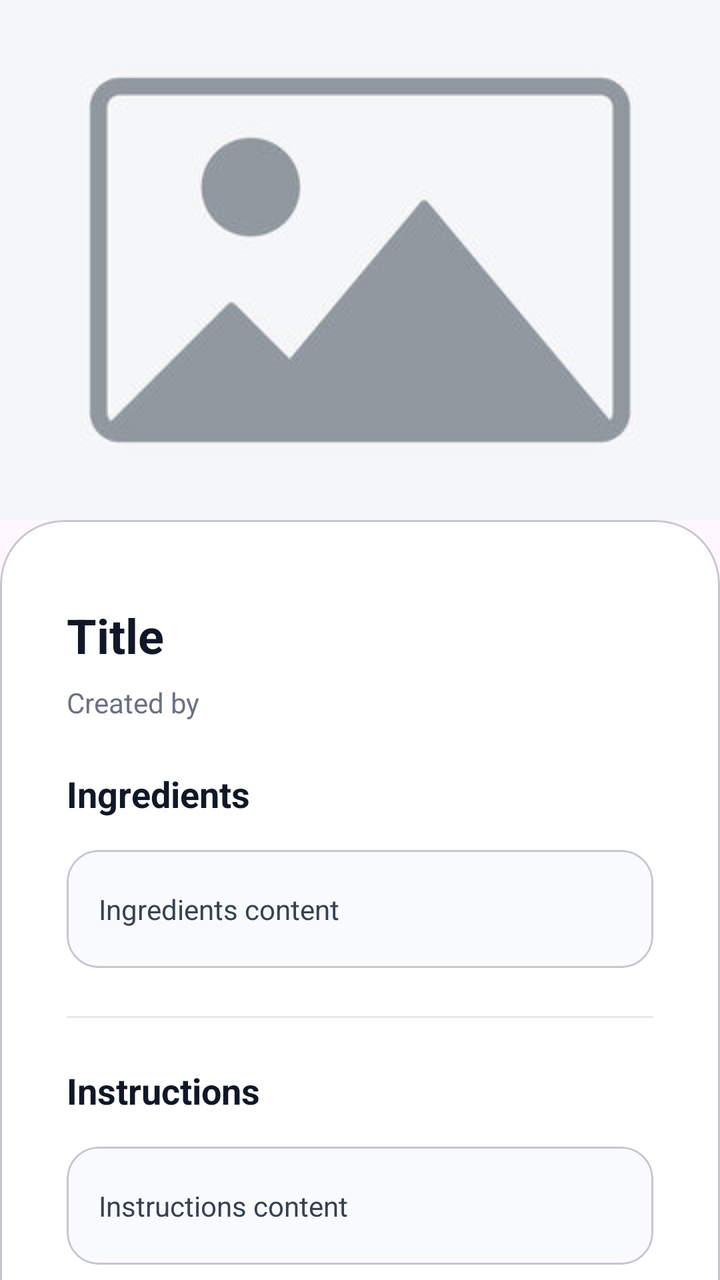
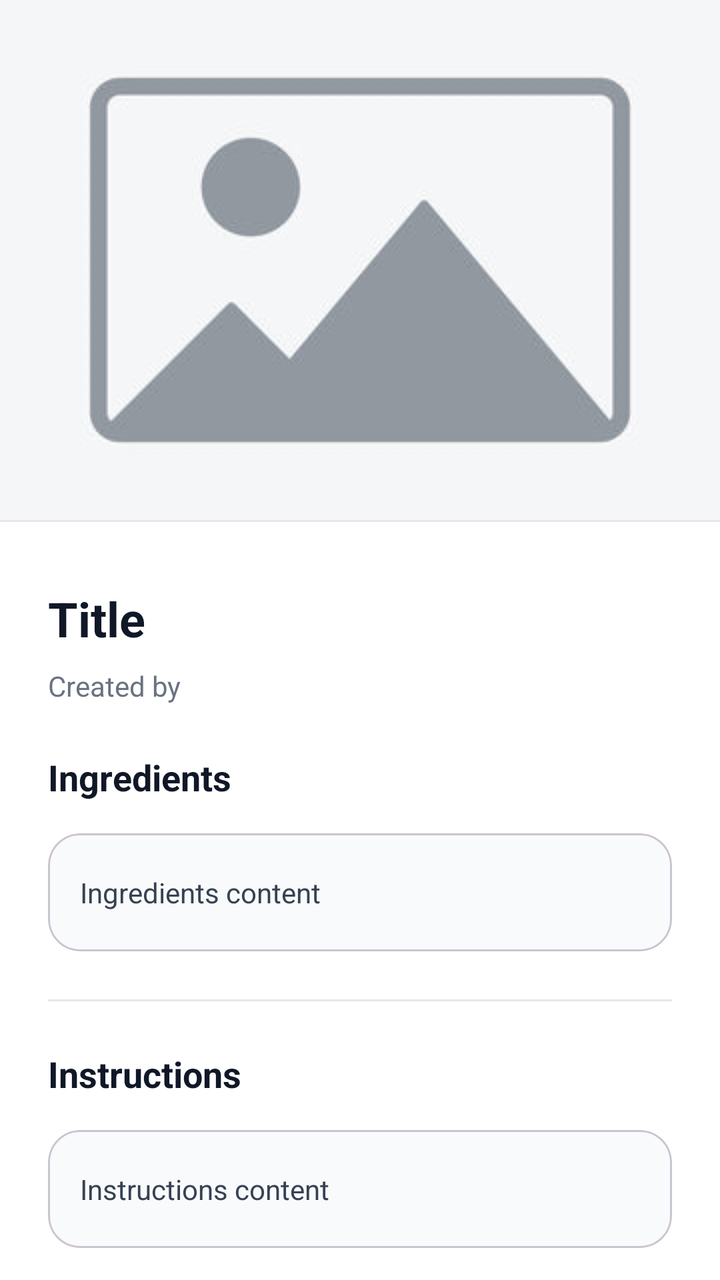

An Android layout rendered at two revisions. The XML below is the earlier revision; the diff shows what the commit changed to produce the second picture.
<!-- AndroidManifest.xml: application theme Theme.Plateful -->
<!-- res/layout/fragment_recipe_details.xml -->
<?xml version="1.0" encoding="utf-8"?>
<androidx.core.widget.NestedScrollView
    xmlns:android="http://schemas.android.com/apk/res/android"
    xmlns:app="http://schemas.android.com/apk/res-auto"
    xmlns:tools="http://schemas.android.com/tools"
    android:layout_width="match_parent"
    android:layout_height="match_parent"
    android:fillViewport="true">

    <androidx.constraintlayout.widget.ConstraintLayout
        android:layout_width="match_parent"
        android:layout_height="wrap_content">

        <com.google.android.material.imageview.ShapeableImageView
            android:id="@+id/recipe_image_view"
            android:layout_width="0dp"
            android:layout_height="260dp"
            android:scaleType="centerCrop"
            app:layout_constraintEnd_toEndOf="parent"
            app:layout_constraintStart_toStartOf="parent"
            app:layout_constraintTop_toTopOf="parent"
            app:srcCompat="@drawable/image_placeholder"
            tools:ignore="ContentDescription" />

        <com.google.android.material.card.MaterialCardView
            android:id="@+id/recipe_details_card"
            android:layout_width="0dp"
            android:layout_height="wrap_content"
            android:layout_marginTop="-32dp"
            app:cardBackgroundColor="@android:color/white"
            app:shapeAppearanceOverlay="@style/ShapeAppearanceOverlay.App.Card.TopRounded"
            app:cardElevation="0dp"
            app:layout_constraintBottom_toBottomOf="parent"
            app:layout_constraintEnd_toEndOf="parent"
            app:layout_constraintStart_toStartOf="parent"
            app:layout_constraintTop_toBottomOf="@id/recipe_image_view">

            <androidx.constraintlayout.widget.ConstraintLayout
                android:layout_width="match_parent"
                android:layout_height="wrap_content"
                android:paddingBottom="32dp">

                <com.google.android.material.textview.MaterialTextView
                    android:id="@+id/recipe_title_text_view"
                    android:layout_width="0dp"
                    android:layout_height="wrap_content"
                    android:layout_marginHorizontal="24dp"
                    android:layout_marginTop="32dp"
                    android:text="@string/title"
                    android:textColor="@color/black"
                    android:textSize="24sp"
                    android:textStyle="bold"
                    app:layout_constraintEnd_toEndOf="parent"
                    app:layout_constraintStart_toStartOf="parent"
                    app:layout_constraintTop_toTopOf="parent" />

                <com.google.android.material.textview.MaterialTextView
                    android:id="@+id/recipe_creator_text_view"
                    android:layout_width="0dp"
                    android:layout_height="wrap_content"
                    android:layout_marginHorizontal="24dp"
                    android:layout_marginTop="8dp"
                    android:text="@string/created_by"
                    android:textColor="@color/midGray"
                    android:textSize="14sp"
                    app:layout_constraintEnd_toEndOf="parent"
                    app:layout_constraintStart_toStartOf="parent"
                    app:layout_constraintTop_toBottomOf="@id/recipe_title_text_view" />

                <com.google.android.material.textview.MaterialTextView
                    android:id="@+id/recipe_ingredients_header_text_view"
                    android:layout_width="0dp"
                    android:layout_height="wrap_content"
                    android:layout_marginHorizontal="24dp"
                    android:layout_marginTop="24dp"
                    android:text="@string/ingredients"
                    android:textColor="@color/black"
                    android:textSize="18sp"
                    android:textStyle="bold"
                    app:layout_constraintEnd_toEndOf="parent"
                    app:layout_constraintStart_toStartOf="parent"
                    app:layout_constraintTop_toBottomOf="@id/recipe_creator_text_view" />

                <com.google.android.material.card.MaterialCardView
                    android:id="@+id/recipe_ingredients_card"
                    android:layout_width="0dp"
                    android:layout_height="wrap_content"
                    android:layout_marginHorizontal="24dp"
                    android:layout_marginTop="16dp"
                    app:cardBackgroundColor="@color/grayBackground"
                    app:cardCornerRadius="16dp"
                    app:cardElevation="0dp"
                    app:contentPadding="16dp"
                    app:layout_constraintEnd_toEndOf="parent"
                    app:layout_constraintStart_toStartOf="parent"
                    app:layout_constraintTop_toBottomOf="@id/recipe_ingredients_header_text_view">

                    <com.google.android.material.textview.MaterialTextView
                        android:id="@+id/recipe_ingredients_text_view"
                        android:layout_width="match_parent"
                        android:layout_height="wrap_content"
                        android:paddingVertical="4dp"
                        android:text="@string/ingredients_content"
                        android:textColor="@color/textContent" />
                </com.google.android.material.card.MaterialCardView>

                <com.google.android.material.divider.MaterialDivider
                    android:id="@+id/divider"
                    android:layout_width="0dp"
                    android:layout_height="wrap_content"
                    android:layout_marginHorizontal="24dp"
                    android:layout_marginTop="24dp"
                    app:dividerColor="@color/border"
                    app:layout_constraintEnd_toEndOf="parent"
                    app:layout_constraintStart_toStartOf="parent"
                    app:layout_constraintTop_toBottomOf="@id/recipe_ingredients_card" />

                <com.google.android.material.textview.MaterialTextView
                    android:id="@+id/recipe_instructions_header"
                    android:layout_width="0dp"
                    android:layout_height="wrap_content"
                    android:layout_marginHorizontal="24dp"
                    android:layout_marginTop="24dp"
                    android:text="@string/instructions"
                    android:textColor="@color/black"
                    android:textSize="18sp"
                    android:textStyle="bold"
                    app:layout_constraintEnd_toEndOf="parent"
                    app:layout_constraintStart_toStartOf="parent"
                    app:layout_constraintTop_toBottomOf="@id/divider" />

                <com.google.android.material.card.MaterialCardView
                    android:id="@+id/recipe_instructions_card"
                    android:layout_width="0dp"
                    android:layout_height="wrap_content"
                    android:layout_marginHorizontal="24dp"
                    android:layout_marginTop="16dp"
                    app:cardBackgroundColor="@color/grayBackground"
                    app:cardCornerRadius="16dp"
                    app:cardElevation="0dp"
                    app:contentPadding="16dp"
                    app:layout_constraintEnd_toEndOf="parent"
                    app:layout_constraintStart_toStartOf="parent"
                    app:layout_constraintTop_toBottomOf="@id/recipe_instructions_header">

                    <com.google.android.material.textview.MaterialTextView
                        android:id="@+id/recipe_instructions_text_view"
                        android:layout_width="match_parent"
                        android:layout_height="wrap_content"
                        android:paddingVertical="4dp"
                        android:text="@string/instructions_content"
                        android:textColor="@color/textContent" />
                </com.google.android.material.card.MaterialCardView>

            </androidx.constraintlayout.widget.ConstraintLayout>

        </com.google.android.material.card.MaterialCardView>

    </androidx.constraintlayout.widget.ConstraintLayout>
</androidx.core.widget.NestedScrollView>
<!-- resources referenced by this layout -->
<resources>
  <color name="black">#101828</color>
  <color name="border">#ebe6e7</color>
  <color name="grayBackground">#F9FAFB</color>
  <color name="midGray">#6a7282</color>
  <color name="textContent">#364153</color>
  <!-- drawable image_placeholder: jpg bitmap (drawable, 10448 bytes) -->
  <string name="created_by">Created by</string>
  <string name="ingredients">Ingredients</string>
  <string name="ingredients_content">Ingredients content</string>
  <string name="instructions">Instructions</string>
  <string name="instructions_content">Instructions content</string>
  <string name="title">Title</string>
  <style name="ShapeAppearanceOverlay.App.Card.TopRounded" parent="">
          <item name="cornerFamily">rounded</item>
          <item name="cornerSizeTopRight">32dp</item>
          <item name="cornerSizeTopLeft">32dp</item>
          <item name="cornerSizeBottomRight">0dp</item>
          <item name="cornerSizeBottomLeft">0dp</item>
      </style>
  <style name="Theme.Plateful" parent="Base.Theme.Plateful" />
  <style name="Base.Theme.Plateful" parent="Theme.Material3.DayNight.NoActionBar">
          
          
      </style>
</resources>

<!-- the commit's change to res/layout/fragment_recipe_details.xml (unified diff, before → after) -->
@@ -5,6 +5,7 @@
     xmlns:tools="http://schemas.android.com/tools"
     android:layout_width="match_parent"
     android:layout_height="match_parent"
+    android:background="@android:color/white"
     android:fillViewport="true">
 
     <androidx.constraintlayout.widget.ConstraintLayout
@@ -22,18 +23,27 @@
             app:srcCompat="@drawable/image_placeholder"
             tools:ignore="ContentDescription" />
 
+        <com.google.android.material.divider.MaterialDivider
+            android:id="@+id/recipe_top_divider"
+            android:layout_width="0dp"
+            android:layout_height="wrap_content"
+            app:dividerColor="@color/border"
+            app:layout_constraintEnd_toEndOf="parent"
+            app:layout_constraintStart_toStartOf="parent"
+            app:layout_constraintTop_toBottomOf="@id/recipe_image_view" />
+
         <com.google.android.material.card.MaterialCardView
             android:id="@+id/recipe_details_card"
             android:layout_width="0dp"
             android:layout_height="wrap_content"
-            android:layout_marginTop="-32dp"
             app:cardBackgroundColor="@android:color/white"
-            app:shapeAppearanceOverlay="@style/ShapeAppearanceOverlay.App.Card.TopRounded"
+            app:cardCornerRadius="0dp"
             app:cardElevation="0dp"
+            app:strokeWidth="0dp"
             app:layout_constraintBottom_toBottomOf="parent"
             app:layout_constraintEnd_toEndOf="parent"
             app:layout_constraintStart_toStartOf="parent"
-            app:layout_constraintTop_toBottomOf="@id/recipe_image_view">
+            app:layout_constraintTop_toBottomOf="@id/recipe_top_divider">
 
             <androidx.constraintlayout.widget.ConstraintLayout
                 android:layout_width="match_parent"
<!-- resource entries referenced after the edit -->
@@ -12,13 +12,6 @@
   <string name="instructions">Instructions</string>
   <string name="instructions_content">Instructions content</string>
   <string name="title">Title</string>
-  <style name="ShapeAppearanceOverlay.App.Card.TopRounded" parent="">
-          <item name="cornerFamily">rounded</item>
-          <item name="cornerSizeTopRight">32dp</item>
-          <item name="cornerSizeTopLeft">32dp</item>
-          <item name="cornerSizeBottomRight">0dp</item>
-          <item name="cornerSizeBottomLeft">0dp</item>
-      </style>
   <style name="Theme.Plateful" parent="Base.Theme.Plateful" />
   <style name="Base.Theme.Plateful" parent="Theme.Material3.DayNight.NoActionBar">
           
